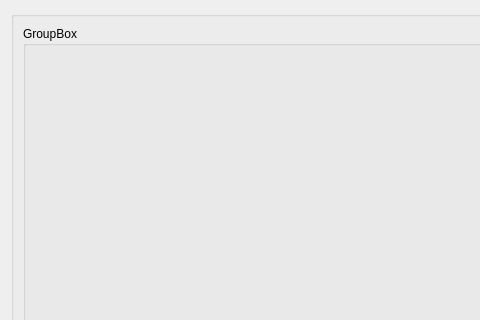
Physical-User-Modeling-PhyUM/Analizador_psicomotor_MediaPipe, file src/ui/fitnesstrainer/trainerinfowidget.ui: the form before one commit; both pictures show x 0 to 480 and y 0 to 320 of the 912 by 843 pixel window.
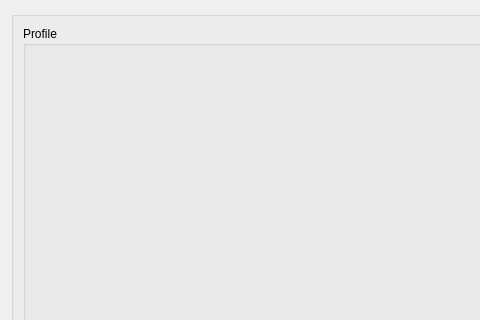
The form after the commit. Icons and pictures are not drawn.

Patch:
```diff
--- a/src/ui/fitnesstrainer/trainerinfowidget.ui
+++ b/src/ui/fitnesstrainer/trainerinfowidget.ui
@@ -19,7 +19,7 @@
         <item>
          <widget class="QGroupBox" name="groupBox">
           <property name="title">
-           <string>GroupBox</string>
+           <string>Profile</string>
           </property>
           <layout class="QGridLayout" name="gridLayout">
            <item row="0" column="0">
```
